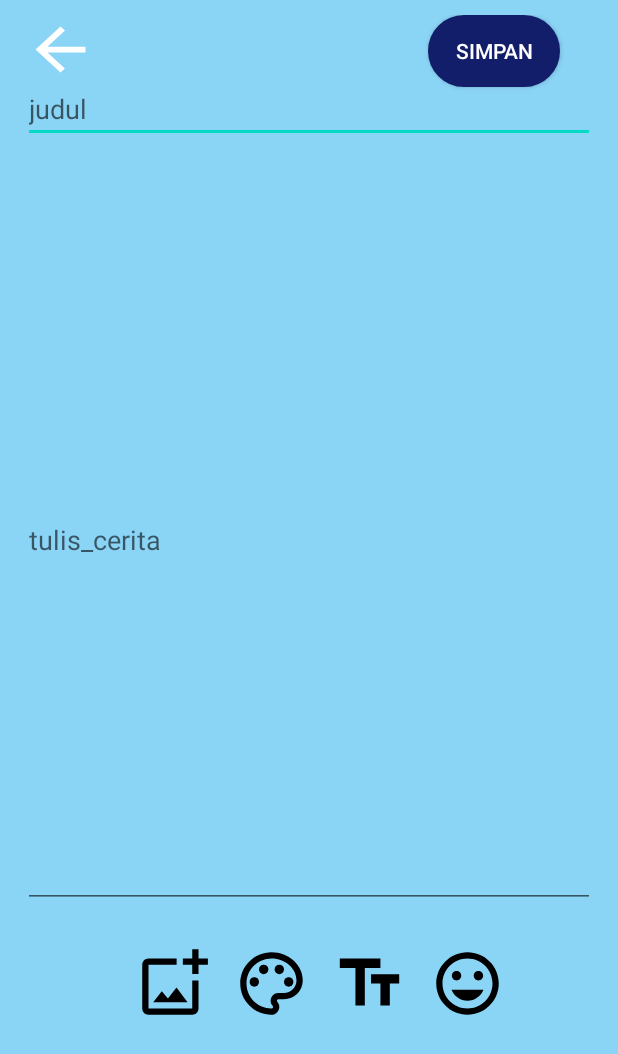
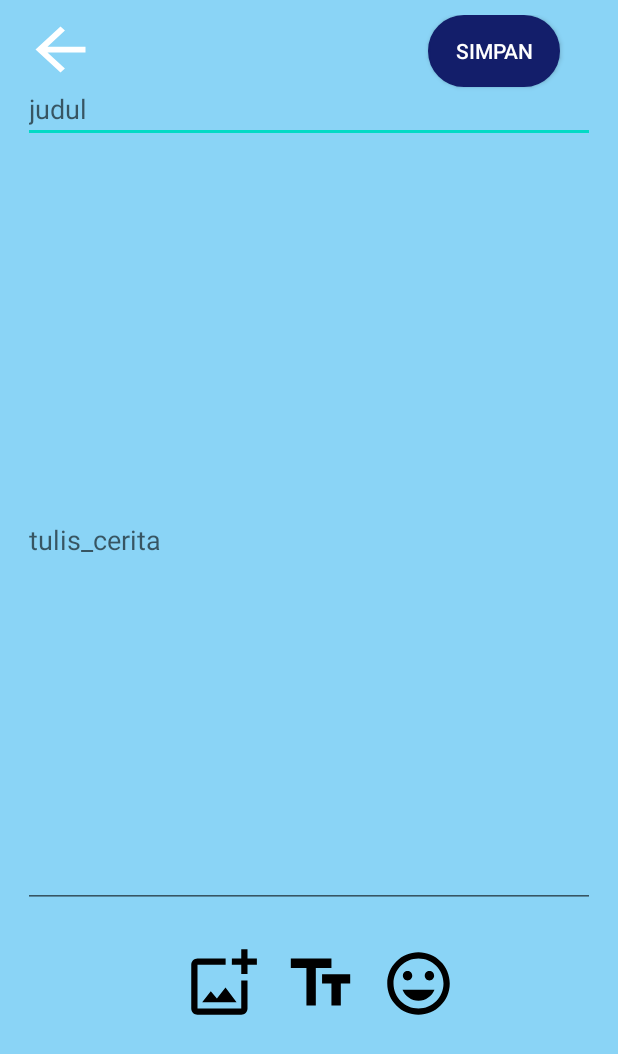
Before and after one commit to asbiqalalawi/SecretDiary, an Android app: the StoryActivity screen opened directly, with no data from a screen before it, on a phone screen of 412 x 824 dp. Shown: the top 1054 px of the screen. Run offline under Robolectric (Android 15) with nearby library versions, the phone set to English and light mode, and no system bars; 1 statement that could not run was skipped.

Commit message:
Update activity_story.xml

```diff
--- a/app/src/main/res/layout/activity_story.xml
+++ b/app/src/main/res/layout/activity_story.xml
@@ -74,10 +74,7 @@
                 style="@style/IconCerita"
                 android:background="@drawable/ic_add_photo_alternate_black_18dp" />
 
-            <androidx.appcompat.widget.AppCompatButton
-                android:id="@+id/btn_wallpaper"
-                style="@style/IconCerita"
-                android:background="@drawable/ic_palette_black_18dp" />
+
 
             <androidx.appcompat.widget.AppCompatButton
                 android:id="@+id/btn_font"
```
